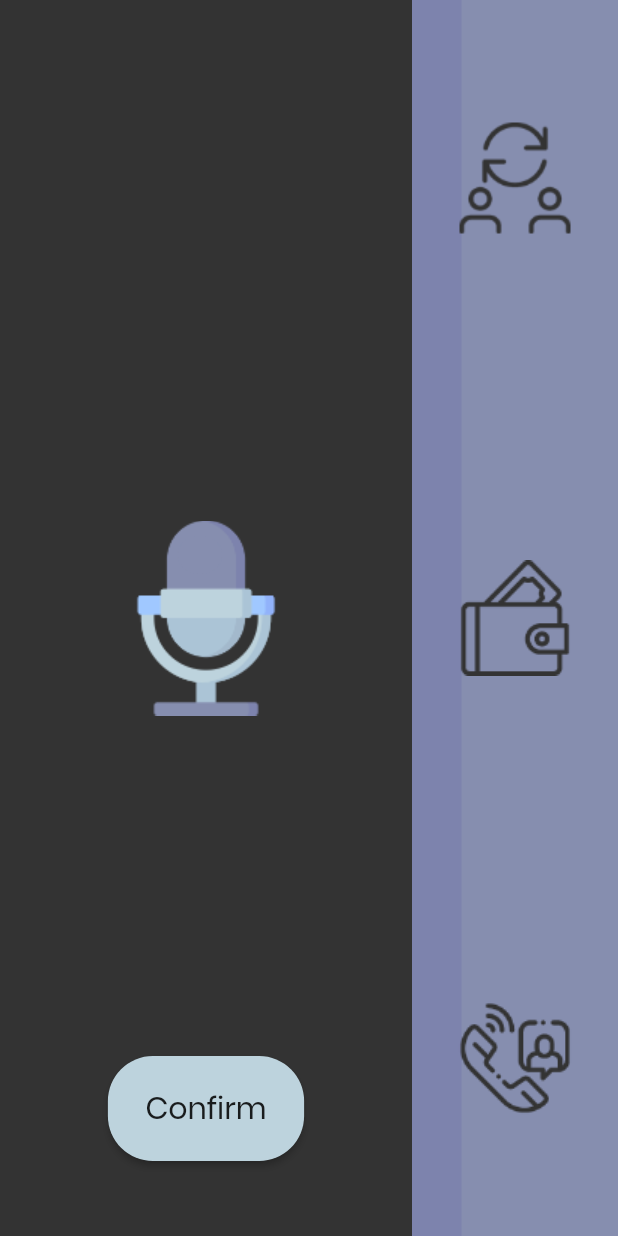
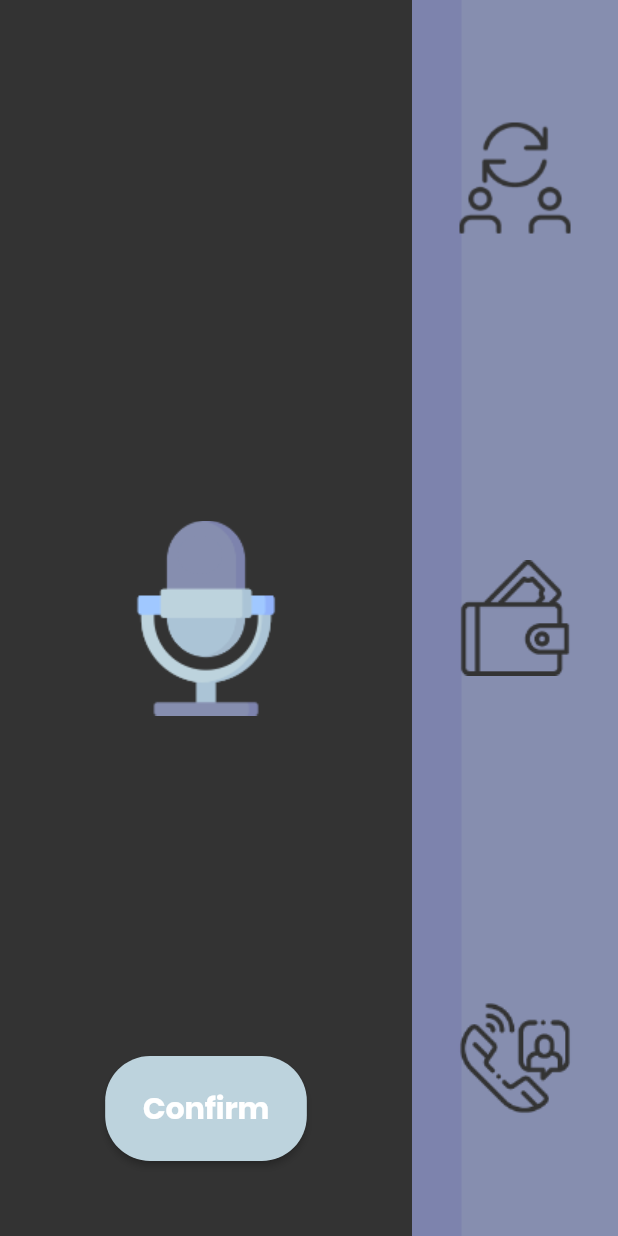
Before and after one commit to SirusCodes/Bank-for-all, a Flutter app: the screen it shows after launch, on a phone screen of 412 x 824 dp. Run offline on Flutter 3.47's test engine with Material 2 defaults, Android fonts, the phone set to English and light mode, and no system bars.

Commit message:
added semantics for landing screen

```diff
--- a/app/lib/landing_screen/widgets/center_screen.dart
+++ b/app/lib/landing_screen/widgets/center_screen.dart
@@ -1,4 +1,5 @@
 import 'package:flutter/material.dart';
+import 'package:flutter/rendering.dart';
 
 class CenterScreen extends StatelessWidget {
   const CenterScreen({
@@ -10,12 +11,16 @@ class CenterScreen extends StatelessWidget {
     return Stack(
       children: <Widget>[
         Center(
+          child: ExcludeSemantics(
             child: Image.asset("assets/images/mic_icon.png"),
+          ),
         ),
         Align(
           alignment: Alignment.bottomCenter,
           child: Padding(
             padding: const EdgeInsets.only(bottom: 50),
+            child: Semantics(
+              sortKey: const OrdinalSortKey(0),
               child: RaisedButton(
                 padding: const EdgeInsets.symmetric(
                   horizontal: 25.0,
@@ -28,7 +33,12 @@ class CenterScreen extends StatelessWidget {
                 onPressed: () {},
                 child: const Text(
                   "Confirm",
-                style: TextStyle(fontSize: 20),
+                  style: TextStyle(
+                    fontSize: 20,
+                    fontWeight: FontWeight.bold,
+                    color: Colors.white,
+                  ),
+                ),
               ),
             ),
           ),
--- a/app/lib/landing_screen/widgets/side_railing.dart
+++ b/app/lib/landing_screen/widgets/side_railing.dart
@@ -1,4 +1,5 @@
 import 'package:flutter/material.dart';
+import 'package:flutter/rendering.dart';
 
 class SideRailing extends StatelessWidget {
   const SideRailing({
@@ -29,6 +30,7 @@ class SideRailing extends StatelessWidget {
                   child: Semantics(
                     button: true,
                     value: "Restart Transaction",
+                    sortKey: const OrdinalSortKey(1),
                     child: InkWell(
                       onTap: () {},
                       child: Column(
@@ -46,6 +48,7 @@ class SideRailing extends StatelessWidget {
                 child: Semantics(
                   button: true,
                   value: "Get Balance",
+                  sortKey: const OrdinalSortKey(2),
                   child: InkWell(
                     onTap: () {},
                     child: Image.asset("assets/images/wallet.png"),
@@ -56,6 +59,7 @@ class SideRailing extends StatelessWidget {
                 child: Semantics(
                   button: true,
                   value: "Get help from executive",
+                  sortKey: const OrdinalSortKey(3),
                   child: InkWell(
                     onTap: () {},
                     child: Column(
```
Lines whose indentation alone changed are shown as unchanged.
